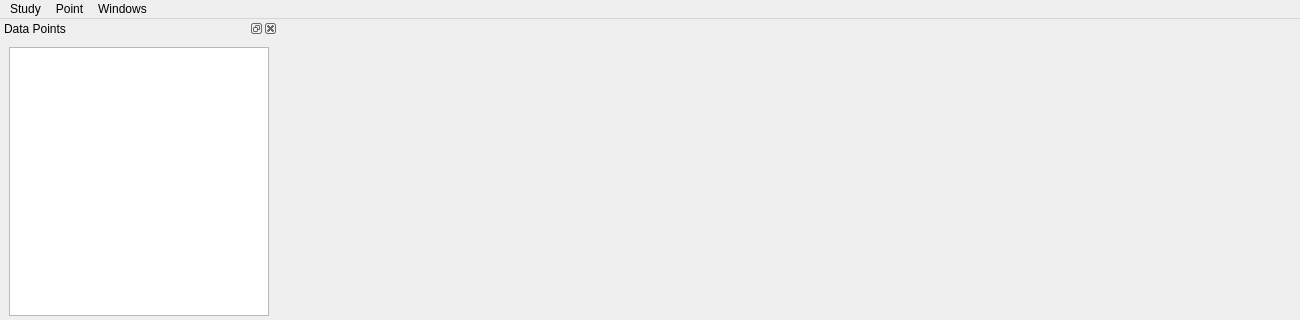
The window that molonaviz/mainwindow.ui (SandraClodion/projet_molonaviz) describes before a commit, drawn with Qt 5; both pictures show x 0 to 1300 and y 0 to 320 of the 1300 by 700 pixel window.
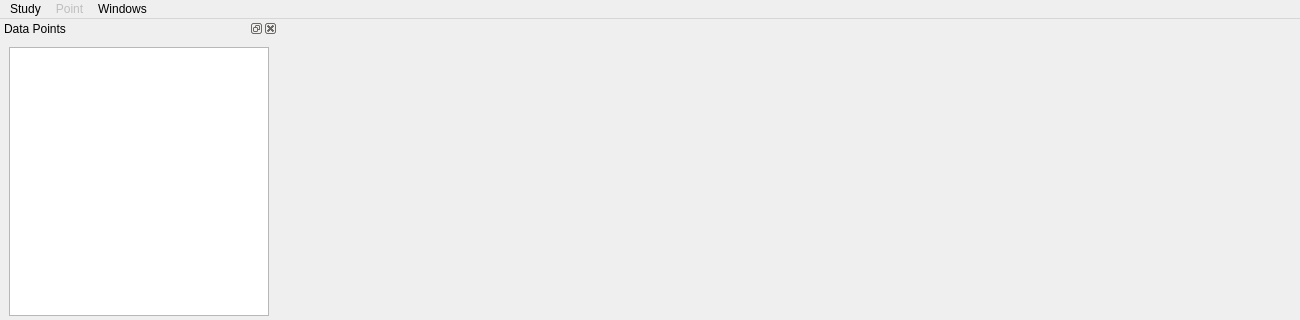
The same window after the commit.

Commit message: on désactive le menu point tant qu'il n'y a pas d'étude ouverte

The edit to the form file:
```diff
--- a/molonaviz/mainwindow.ui
+++ b/molonaviz/mainwindow.ui
@@ -33,6 +33,9 @@
     <addaction name="actionExit"/>
    </widget>
    <widget class="QMenu" name="menuPoint">
+    <property name="enabled">
+     <bool>false</bool>
+    </property>
     <property name="title">
      <string>Point</string>
     </property>
```
The commit also changes 2 other files.
